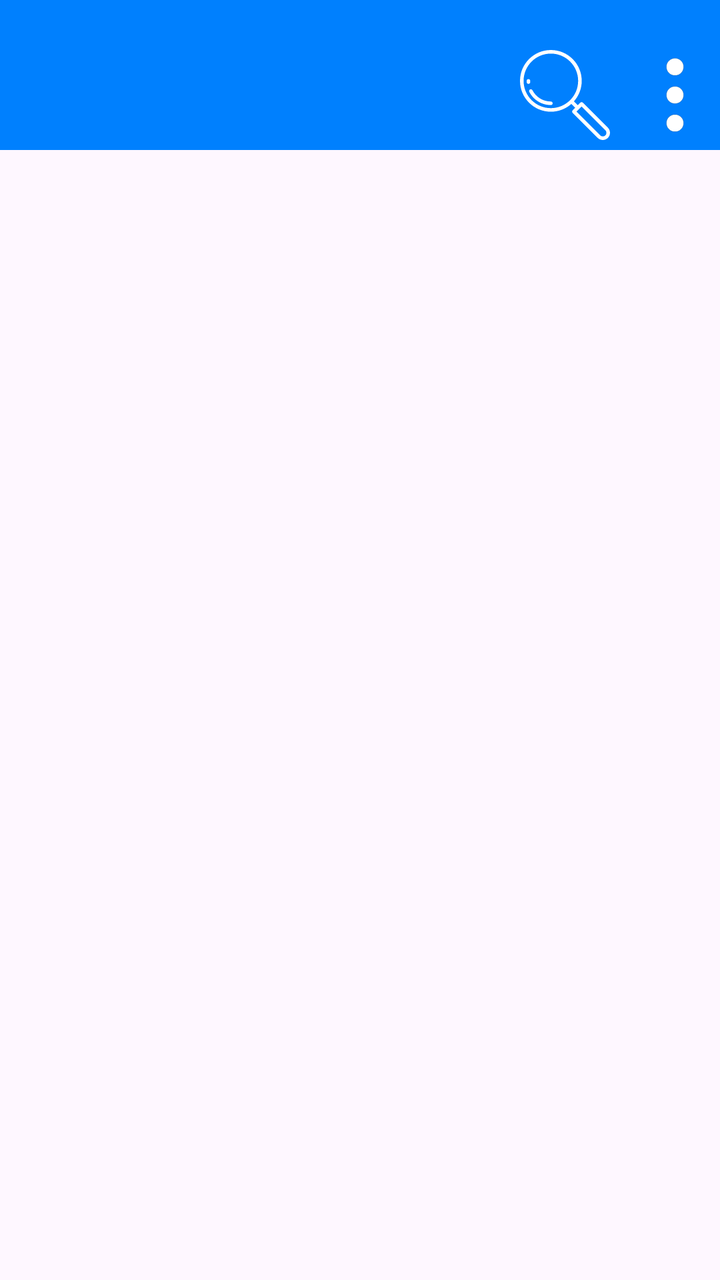
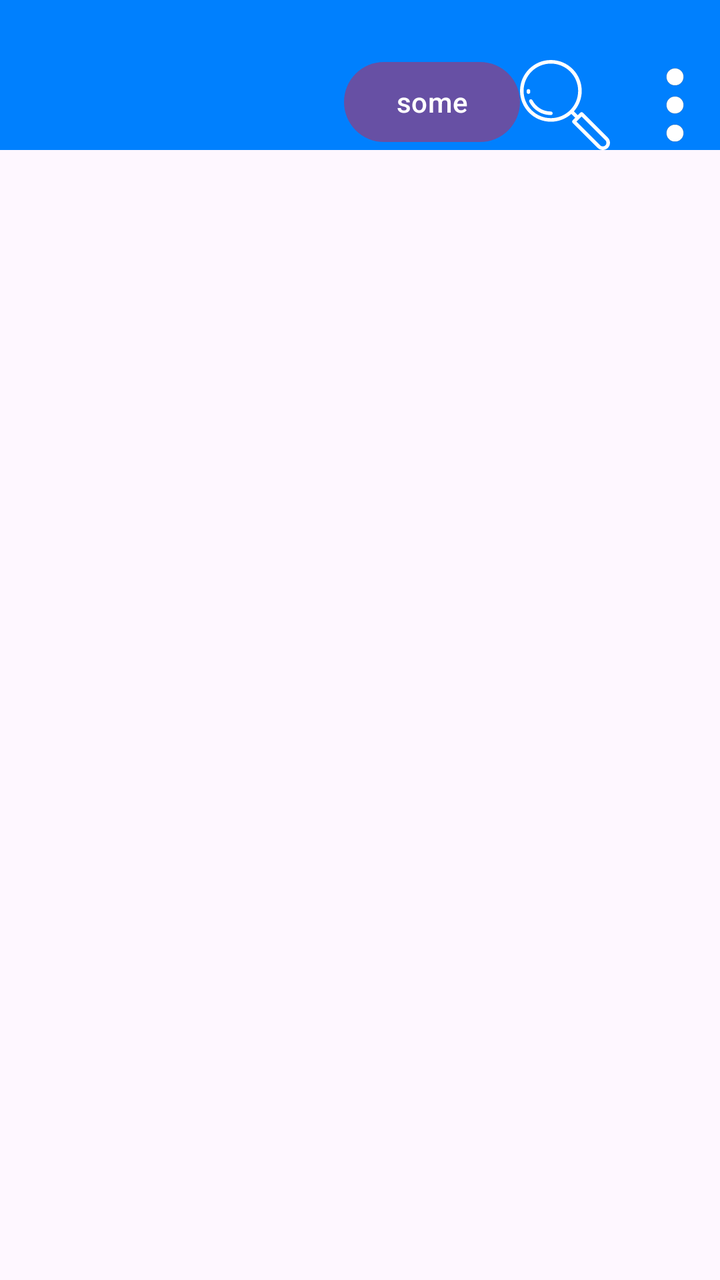

Screens rendered from an Android XML layout before and after an edit, with the pre-edit source and the edit as a unified diff.
<!-- AndroidManifest.xml: application theme Theme.wmsRemote -->
<!-- res/layout/activity_main.xml -->
<?xml version="1.0" encoding="utf-8"?>
<androidx.constraintlayout.widget.ConstraintLayout xmlns:android="http://schemas.android.com/apk/res/android"
    xmlns:app="http://schemas.android.com/apk/res-auto"
    xmlns:tools="http://schemas.android.com/tools"
    android:id="@+id/main"
    android:layout_width="match_parent"
    android:layout_height="match_parent"
    tools:context=".MainActivity"
    android:orientation="vertical">

    <include android:id="@+id/topPanel" layout="@layout/activity_top"
        />


    <FrameLayout
        android:id="@+id/fragmentContainer"
        android:layout_width="match_parent"
        android:paddingTop="85dp"
        android:layout_height="match_parent"
        app:layout_constraintTop_toBottomOf="@+id/topPanel" />









</androidx.constraintlayout.widget.ConstraintLayout>
<!-- res/layout/activity_top.xml (included above) -->
<?xml version="1.0" encoding="utf-8"?>
<androidx.constraintlayout.widget.ConstraintLayout xmlns:android="http://schemas.android.com/apk/res/android"
    xmlns:app="http://schemas.android.com/apk/res-auto"
    android:layout_width="match_parent"
    android:layout_height="75dp"
    android:background="@color/regularBlue"
    android:paddingBottom="5dp"
    >

    <ImageButton
        android:id="@+id/threeDotImage"
        android:layout_width="45dp"
        android:layout_height="45dp"
        android:background="@null"
        android:src="@drawable/threedostreal"
        app:layout_constraintBottom_toBottomOf="parent"
        app:layout_constraintEnd_toEndOf="parent" />

    <ImageButton
        android:id="@+id/searchImage"
        android:layout_width="45dp"
        android:layout_height="45dp"
        android:layout_marginRight="10dp"

        android:background="@null"
        android:src="@drawable/loupe_search_svgrepo_com"
        app:layout_constraintBottom_toBottomOf="parent"
        app:layout_constraintEnd_toStartOf="@+id/threeDotImage" />


</androidx.constraintlayout.widget.ConstraintLayout>
<!-- resources referenced by this layout -->
<resources>
  <color name="regularBlue">#0080fe</color>
  <!-- drawable loupe_search_svgrepo_com (drawable) -->
  <vector xmlns:android="http://schemas.android.com/apk/res/android" android:height="45dp" android:viewportHeight="512" android:viewportWidth="512" android:width="45dp">
        
      <path android:fillColor="#FFFFFF" android:pathData="M499.99,441.99L357.59,299.59c-3.98,-3.98 -10.44,-3.98 -14.43,0l-14.58,14.58l-21.92,-21.92c27.65,-31.04 44.49,-71.92 44.49,-116.66c0,-96.81 -78.76,-175.57 -175.57,-175.57S0,78.77 0,175.59s78.76,175.57 175.57,175.57c44.74,0 85.62,-16.83 116.66,-44.49l21.92,21.92l-14.58,14.58c-3.98,3.98 -3.98,10.44 0,14.43l142.4,142.4c0,0 0,0 0,0c8,7.99 18.5,11.99 29,11.99c10.5,0 21.01,-4 29,-11.99c7.75,-7.75 12.01,-18.05 12.01,-29C512,460.04 507.73,449.74 499.99,441.99zM175.57,330.76c-85.57,0 -155.18,-69.61 -155.18,-155.18c0,-85.57 69.61,-155.18 155.18,-155.18S330.75,90.02 330.75,175.59S261.14,330.76 175.57,330.76zM485.56,485.57c-8.04,8.04 -21.11,8.04 -29.16,0h0L321.22,350.39l29.16,-29.16l135.19,135.19c3.89,3.89 6.04,9.07 6.04,14.58C491.6,476.5 489.46,481.68 485.56,485.57z"/>
        
      <path android:fillColor="#FFFFFF" android:pathData="M58.31,182.02c-0.12,-2.13 -0.17,-4.3 -0.17,-6.44c0,-5.63 -4.57,-10.2 -10.2,-10.2c-5.63,0 -10.2,4.57 -10.2,10.2c0,2.51 0.07,5.05 0.2,7.54c0.29,5.44 4.8,9.65 10.18,9.65c0.19,0 0.37,-0 0.56,-0.01C54.3,192.46 58.61,187.65 58.31,182.02z"/>
        
      <path android:fillColor="#FFFFFF" android:pathData="M175.57,293.02c-44.36,0 -84.46,-24.56 -104.65,-64.09c-2.56,-5.02 -8.7,-7.01 -13.72,-4.44c-5.02,2.56 -7.01,8.71 -4.44,13.72c23.7,46.39 70.76,75.21 122.82,75.21c5.63,0 10.2,-4.57 10.2,-10.2S181.21,293.02 175.57,293.02z"/>
      
  </vector>
  <!-- drawable threedostreal: vector/xml drawable (drawable, 12170 chars, omitted) -->
  <style name="Theme.wmsRemote" parent="Base.Theme.wmsRemote" />
  <style name="Base.Theme.wmsRemote" parent="Theme.Material3.DayNight.NoActionBar">
          
          
      </style>
</resources>

<!-- the commit's change to res/layout/activity_main.xml (unified diff, before → after) -->
@@ -8,7 +8,13 @@
     tools:context=".MainActivity"
     android:orientation="vertical">
 
-    <include android:id="@+id/topPanel" layout="@layout/activity_top"
+    <include
+        android:id="@+id/topPanel"
+        layout="@layout/activity_top"
+        android:layout_width="match_parent"
+        android:layout_height="75dp"
+        android:minHeight="50dp"
+        app:layout_constraintTop_toTopOf="parent"
         />
 
 
@@ -33,11 +39,34 @@
 <androidx.constraintlayout.widget.ConstraintLayout xmlns:android="http://schemas.android.com/apk/res/android"
     xmlns:app="http://schemas.android.com/apk/res-auto"
     android:layout_width="match_parent"
-    android:layout_height="75dp"
+    android:layout_height="wrap_content"
+    android:minHeight="75dp"
     android:background="@color/regularBlue"
-    android:paddingBottom="5dp"
+
+
     >
 
+    <com.google.android.material.button.MaterialButton
+        android:id="@+id/btnBack"
+        android:layout_width="100dp"
+        android:layout_height="50dp"
+        android:text="Back"
+        android:textColor="@android:color/white"
+        app:backgroundTint="@android:color/holo_red_dark"
+        app:layout_constraintStart_toStartOf="parent"
+        app:layout_constraintTop_toTopOf="parent"
+        app:layout_constraintBottom_toBottomOf="parent"
+        android:visibility="gone"
+        app:elevation="100dp"
+        android:elevation="8dp"/>
+
+    <Button
+        android:id="@+id/btnTest"
+        android:layout_width="wrap_content"
+        android:layout_height="wrap_content"
+        android:text="some"
+        app:layout_constraintBottom_toBottomOf="parent"
+        app:layout_constraintEnd_toStartOf="@+id/searchImage" />
     <ImageButton
         android:id="@+id/threeDotImage"
         android:layout_width="45dp"
